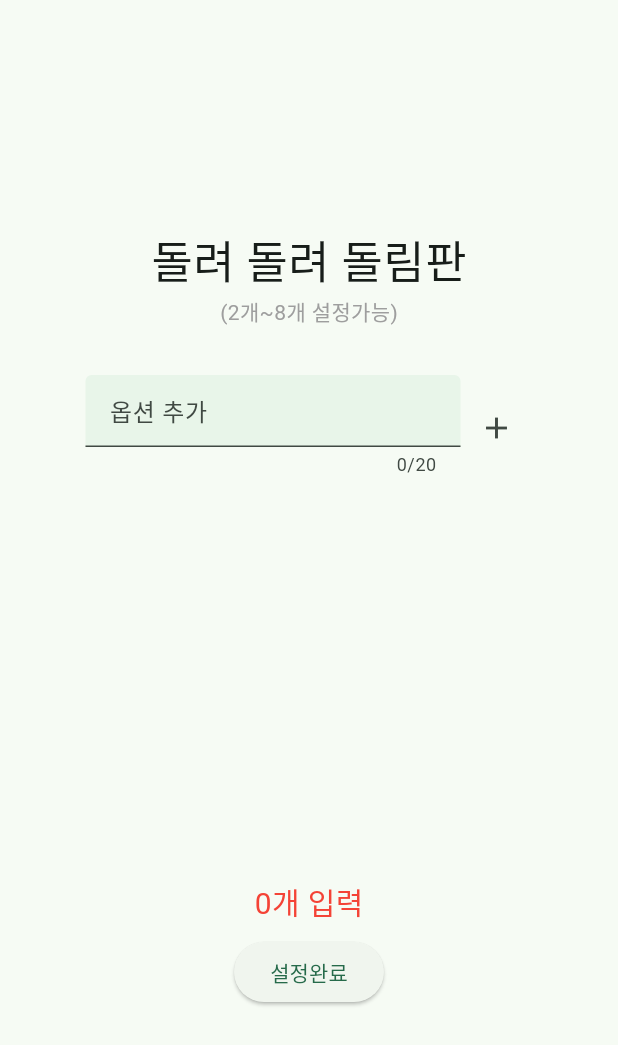
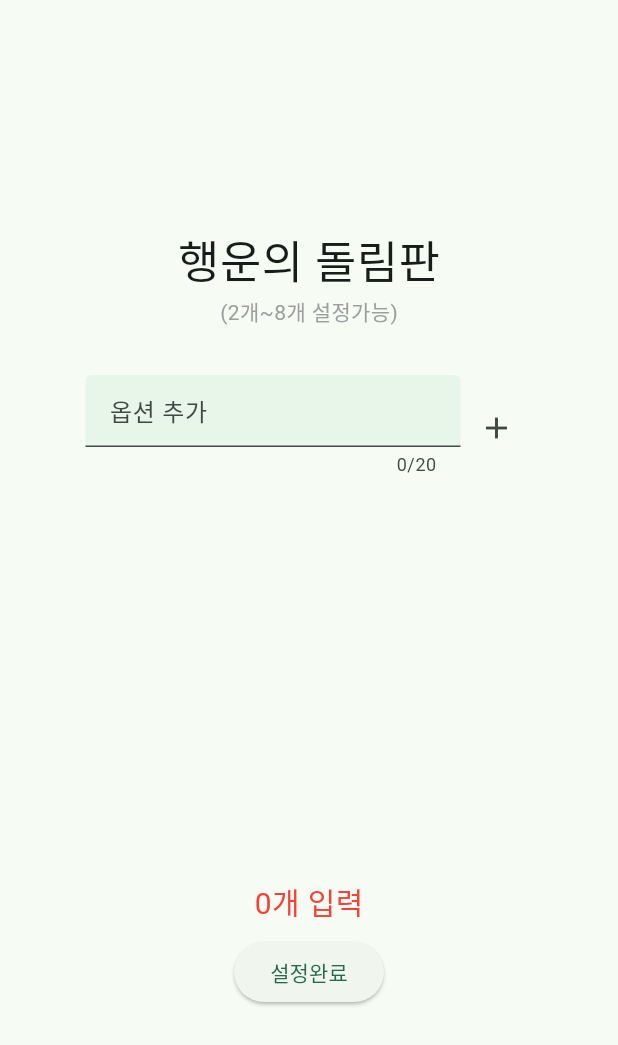
Before and after one commit to Dalso13/random-wheel, a Flutter app: the screen it shows after launch, on a phone screen of 412 x 824 dp. Shown: the top 1045 px of the screen. Run offline on Flutter 3.47's test engine with Material 3 defaults, Android fonts, the phone set to English and light mode, and no system bars; our stand-ins replace flutter_fortune_wheel, go_router, rxdart.

Commit message:
배포 준비 및 자잘한 수정

```diff
--- a/lib/random_wheel_main.dart
+++ b/lib/random_wheel_main.dart
@@ -32,7 +32,7 @@ class _RandomWheelMainState extends State<RandomWheelMain> {
               mainAxisAlignment: MainAxisAlignment.center,
               crossAxisAlignment: CrossAxisAlignment.center,
               children: [
-                Text('돌려 돌려 돌림판', style: TextStyle(fontSize: 30)),
+                Text('행운의 돌림판', style: TextStyle(fontSize: 30)),
                 Text('(2개~8개 설정가능)', style: TextStyle(color: Colors.grey)),
               ],
             ),
```
Also changed, not shown: 1 other file.
